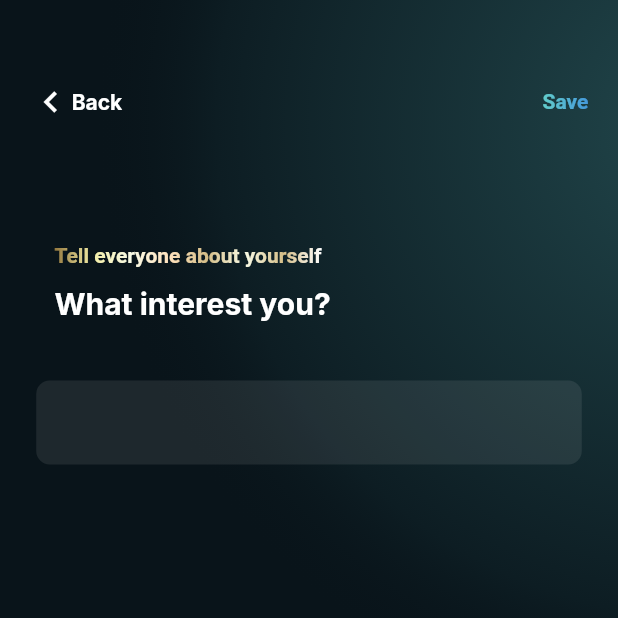
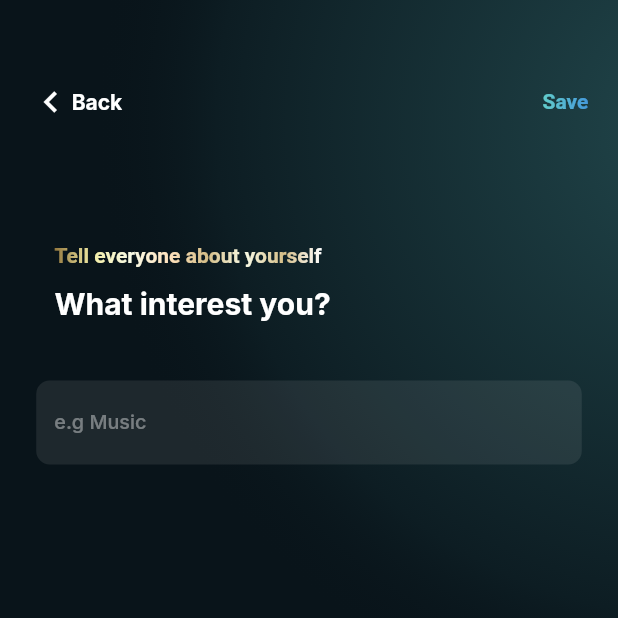
Before and after one commit to ramaagusdwi/you_app_test, a Flutter app: the InterestPage screen opened by its route, on a phone screen of 412 x 824 dp, the top half of it. Run offline on Flutter 3.47's test engine with Material 2 defaults, Android fonts, the phone set to English and light mode, and no system bars; drawn by our look-alikes of simple_gradient_text; our stand-ins replace dartz, dio, dropdown_textfield, flutter_screenutil, google_fonts, image_picker and 1 more; missing offline and left inert: app_settings.

Commit message:
add interest and show it on wrap list

```diff
--- a/lib/theme.dart
+++ b/lib/theme.dart
@@ -36,6 +36,7 @@ const Color grey = Color(0xFF162329);
 const Color dark = Color(0xFF212831);
 const Color bgTextField = Color(0xFF253D42);
 const Color whiteOpacity6 = Color(0x33FFFFFF);
+const Color whiteOpacity10 = Color(0x1AFFFFFF);
 const Color bgTextField2 = Color(0x1AD9D9D9);
 
 const List<Color> goldensColor = [
@@ -74,6 +75,8 @@ TextStyle whiteOpacity40TextStyle = GoogleFonts.inter(
 TextStyle whiteOpacity52TextStyle = GoogleFonts.inter(
   color: white.withOpacity(0.52),
 );
+
+
 
 TextStyle blackTextStyle = GoogleFonts.inter(
   color: blackColor,
--- a/lib/ui/profile/interest_page.dart
+++ b/lib/ui/profile/interest_page.dart
@@ -1,3 +1,5 @@
+import 'dart:developer';
+
 import 'package:flutter/material.dart';
 import 'package:flutter/services.dart';
 import 'package:flutter_screenutil/flutter_screenutil.dart';
@@ -6,8 +8,16 @@ import 'package:flutter_you_app/ui/widgets/back_button_chevron.dart';
 import 'package:flutter_you_app/ui/widgets/custom_text_field.dart';
 import 'package:simple_gradient_text/simple_gradient_text.dart';
 
-class InterestPage extends StatelessWidget {
+class InterestPage extends StatefulWidget {
   const InterestPage({super.key});
+
+  @override
+  State<InterestPage> createState() => _InterestPageState();
+}
+
+class _InterestPageState extends State<InterestPage> {
+  List<String> interests = [];
+  int maxLines = 1; // Adjust this value as needed
 
   @override
   Widget build(BuildContext context) {
@@ -72,7 +82,52 @@ class InterestPage extends StatelessWidget {
                 Padding(
                   padding: EdgeInsets.symmetric(horizontal: 4.w),
                   child: interestInput(interestController),
+                ),
+                SizedBox(height: 20.w),
+                if (interests.isNotEmpty) ...[
+                  Padding(
+                    padding: EdgeInsets.symmetric(horizontal: 4.w),
+                    child: Text('Select Interest', style: whiteOpacity40TextStyle),
+                  ),
+                  SizedBox(height: 8.w),
+                  Padding(
+                    padding: EdgeInsets.symmetric(horizontal: 4.w),
+                    child: Wrap(
+                        direction: Axis.horizontal,
+                        spacing: 4,
+                        runSpacing: 8,
+                        children: interests
+                            .map((item) => Container(
+                                padding: const EdgeInsets.all(8),
+                                decoration: const BoxDecoration(
+                                  color: whiteOpacity10,
+                                  borderRadius: BorderRadius.all(Radius.circular(4)),
+                                ),
+                                child: Row(
+                                  mainAxisSize: MainAxisSize.min,
+                                  children: [
+                                    Text(item,
+                                        style: whiteTextStyle.copyWith(
+                                            fontSize: 12, fontWeight: semiBold)),
+                                    SizedBox(width: 10.w),
+                                    InkWell(
+                                      onTap: () {
+                                        interests.removeWhere((element) => element == item);
+                                        setState(() {});
+                                      },
+                                      child: Icon(
+                                        Icons.close,
+                                        size: 14.w,
+                                        color: white,
+                                      ),
                                     )
+                                  ],
+                                )))
+                            .toList()),
+                  ),
+                ],
+
+
               ],
             ),
           ),
@@ -87,14 +142,38 @@ class InterestPage extends StatelessWidget {
       child: CustomTextField(
         filledColor: bgTextField2,
         textEditingController: controller,
-          labelText: '',
+        labelText: 'e.g Music',
         labelStyle: whiteOpacity40TextStyle,
-          hintText: '',
+        hintText: 'e.g Music',
         hintStyle: whiteOpacity40TextStyle,
+        maxLines: maxLines,
         validator: (value) {
           return null;
-          }),
+        },
+        onSubmitted: (value) {
+          log('submitted');
+
+          adjustTextFieldHeight(value!);
+        },
+      ),
     );
+  }
+
+  void adjustTextFieldHeight(String value) {
+    interests.add(value);
+    // final lines = value.split('\n').length;
+
+    // // Set maximum number of lines
+    // final maxLines = 5; // Adjust this value as needed
+    final length = interests.length;
+    setState(() {
+      maxLines = length > 2 ? maxLines + 1 : maxLines;
+    });
+  }
+
+  String setTextFieldLabel() {
+    if (interests.isEmpty) return 'e.g Music';
+    return '';
   }
 
   Widget save() {
--- a/lib/ui/widgets/custom_text_field.dart
+++ b/lib/ui/widgets/custom_text_field.dart
@@ -21,6 +21,7 @@ class CustomTextField extends StatelessWidget {
   final TextAlign textAlign;
   final TextInputType? textInputType;
   final List<TextInputFormatter>? inputTypeFormatters;
+  final Function(String?)? onSubmitted;
 
   CustomTextField({
     required this.textEditingController,
@@ -40,6 +41,7 @@ class CustomTextField extends StatelessWidget {
     this.textAlign = TextAlign.left,
     this.textInputType,
     this.inputTypeFormatters,
+    this.onSubmitted,
   });
 
   @override
@@ -131,6 +133,7 @@ class CustomTextField extends StatelessWidget {
               prefixIcon: prefixIcon,
             ),
       validator: validator,
+      onFieldSubmitted: onSubmitted,
     );
   }
 }
```
Lines whose indentation alone changed are shown as unchanged.
